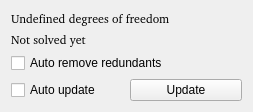
Before: the Qt Designer form src/Mod/Sketcher/Gui/TaskSketcherMessages.ui in berndhahnebach/All_FreeCAD, drawn with Qt 5.
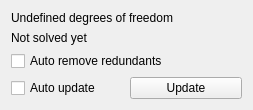
After: the same form once the commit is applied. Custom widgets are drawn as their Qt base class.

```diff
--- a/src/Mod/Sketcher/Gui/TaskSketcherMessages.ui
+++ b/src/Mod/Sketcher/Gui/TaskSketcherMessages.ui
@@ -18,7 +18,6 @@
     <widget class="QLabel" name="labelConstrainStatus">
      <property name="font">
       <font>
-       <family>Bitstream Charter</family>
        <pointsize>9</pointsize>
       </font>
      </property>
@@ -34,7 +33,6 @@
     <widget class="QLabel" name="labelSolverStatus">
      <property name="font">
       <font>
-       <family>Bitstream Charter</family>
        <pointsize>9</pointsize>
       </font>
      </property>
```
